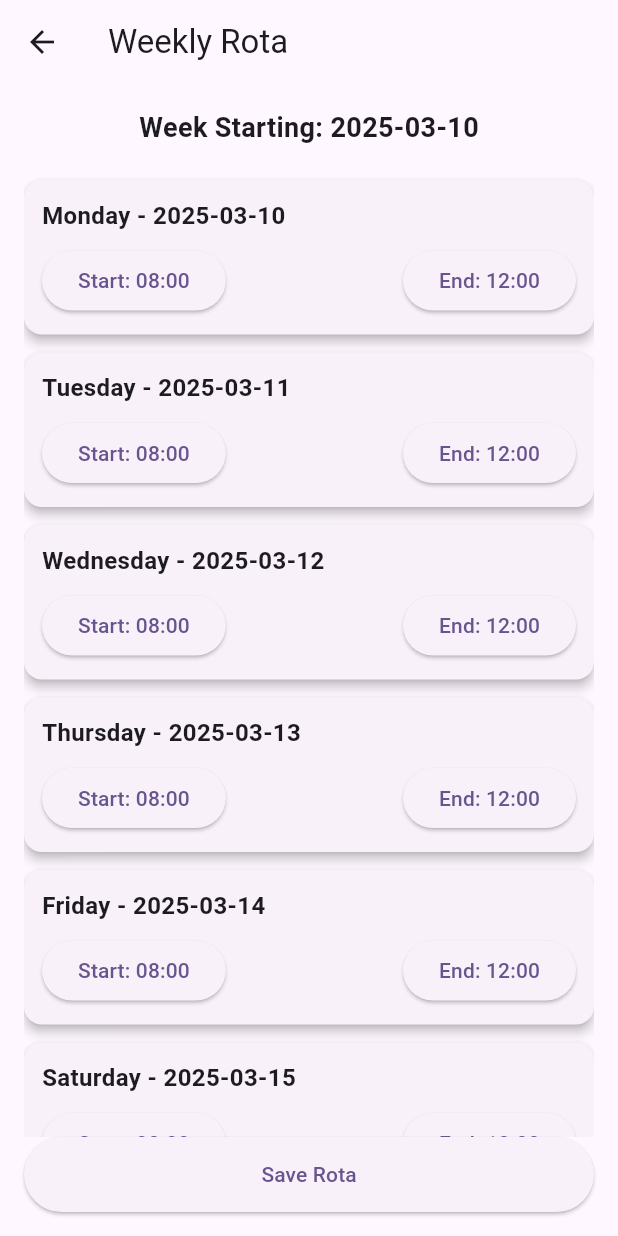
After one commit to jayrnasit200/pfm, a Flutter app: the rotaScreen screen opened directly, on a phone screen of 412 x 824 dp. The commit adds this screen. Run offline on Flutter 3.47's test engine with Material 3 defaults, Android fonts, the phone set to English and light mode, and no system bars; our stand-ins replace curved_navigation_bar, flutter_slidable, shared_preferences, table_calendar; accounts and stored records are empty; network calls fail.

Commit message:
13 mar 25

```diff
--- a/lib/screen/profile.dart
+++ b/lib/screen/profile.dart
@@ -1,5 +1,6 @@
 import 'package:flutter/material.dart';
 import 'package:pfm/NavigationBar.dart';
+import 'package:pfm/screen/rota.dart';
 import 'package:shared_preferences/shared_preferences.dart';
 
 class Profile extends StatefulWidget {
@@ -75,6 +76,10 @@ class _ProfileState extends State<Profile> {
             const SizedBox(height: 20),
             _buildProfileOption("Set Goals", Icons.flag, () {
               // Implement goal setting functionality
+              Navigator.push(
+                context,
+                MaterialPageRoute(builder: (context) => rotaScreen()),
+              );
             }),
             _buildProfileOption("Add Job", Icons.work, () {
               // Implement add job functionality
--- /dev/null
+++ b/lib/screen/rota.dart
@@ -0,0 +1,160 @@
+import 'package:flutter/material.dart';
+import 'package:http/http.dart' as http;
+import 'dart:convert';
+
+class rotaScreen extends StatefulWidget {
+  @override
+  _rotaScreenState createState() => _rotaScreenState();
+}
+
+class _rotaScreenState extends State<rotaScreen> {
+  late DateTime selectedWeekStart;
+  final List<String> dayNames = [
+    'Monday',
+    'Tuesday',
+    'Wednesday',
+    'Thursday',
+    'Friday',
+    'Saturday',
+    'Sunday'
+  ];
+  late Map<String, TimeOfDay> shiftStartTimes;
+  late Map<String, TimeOfDay> shiftEndTimes;
+
+  @override
+  void initState() {
+    super.initState();
+    DateTime now = DateTime.now();
+    selectedWeekStart = now.subtract(Duration(days: now.weekday - 1));
+    initializeWeekData();
+  }
+
+  void initializeWeekData() {
+    shiftStartTimes = {
+      for (var day in dayNames) day: TimeOfDay(hour: 8, minute: 0),
+    };
+    shiftEndTimes = {
+      for (var day in dayNames) day: TimeOfDay(hour: 12, minute: 0),
+    };
+  }
+
+  Future<void> _selectTime(
+      BuildContext context, String day, bool isStartTime) async {
+    final TimeOfDay? pickedTime = await showTimePicker(
+      context: context,
+      initialTime: isStartTime ? shiftStartTimes[day]! : shiftEndTimes[day]!,
+    );
+    if (pickedTime != null) {
+      setState(() {
+        if (isStartTime) {
+          shiftStartTimes[day] = pickedTime;
+        } else {
+          shiftEndTimes[day] = pickedTime;
+        }
+      });
+    }
+  }
+
+  String _formatTimeOfDay(TimeOfDay time) {
+    return "${time.hour.toString().padLeft(2, '0')}:${time.minute.toString().padLeft(2, '0')}";
+  }
+
+  Future<void> _saveRota() async {
+    List<Map<String, dynamic>> rotaData = dayNames.map((day) {
+      return {
+        "date": selectedWeekStart
+            .add(Duration(days: dayNames.indexOf(day)))
+            .toIso8601String()
+            .split('T')[0],
+        "start_time": _formatTimeOfDay(shiftStartTimes[day]!),
+        "end_time": _formatTimeOfDay(shiftEndTimes[day]!),
+      };
+    }).toList();
+
+    try {
+      print(rotaData);
+      var response = await http.post(
+        Uri.parse("http://1.1.1.1/newrota"),
+        headers: {"Content-Type": "application/json"},
+        body: jsonEncode({"rota": rotaData}),
+      );
+      if (response.statusCode == 200) {
+        ScaffoldMessenger.of(context)
+            .showSnackBar(SnackBar(content: Text("Rota saved successfully!")));
+      } else {
+        ScaffoldMessenger.of(context)
+            .showSnackBar(SnackBar(content: Text("Failed to save rota")));
+      }
+    } catch (e) {
+      ScaffoldMessenger.of(context)
+          .showSnackBar(SnackBar(content: Text("Error: $e")));
+    }
+  }
+
+  @override
+  Widget build(BuildContext context) {
+    return Scaffold(
+      appBar: AppBar(title: Text("Weekly Rota")),
+      body: Padding(
+        padding: const EdgeInsets.all(16.0),
+        child: Column(
+          children: [
+            Text(
+                "Week Starting: ${selectedWeekStart.toLocal().toString().split(' ')[0]}",
+                style: TextStyle(fontSize: 18, fontWeight: FontWeight.bold)),
+            SizedBox(height: 16),
+            Expanded(
+              child: ListView.builder(
+                itemCount: dayNames.length,
+                itemBuilder: (context, index) {
+                  String day = dayNames[index];
+                  DateTime date = selectedWeekStart.add(Duration(days: index));
+                  return Card(
+                    elevation: 3,
+                    margin: const EdgeInsets.symmetric(vertical: 6),
+                    child: Padding(
+                      padding: const EdgeInsets.all(12.0),
+                      child: Column(
+                        crossAxisAlignment: CrossAxisAlignment.start,
+                        children: [
+                          Text(
+                              "$day - ${date.toLocal().toString().split(' ')[0]}",
+                              style: TextStyle(
+                                  fontSize: 16, fontWeight: FontWeight.bold)),
+                          SizedBox(height: 8),
+                          Row(
+                            mainAxisAlignment: MainAxisAlignment.spaceBetween,
+                            children: [
+                              ElevatedButton(
+                                onPressed: () =>
+                                    _selectTime(context, day, true),
+                                child: Text(
+                                    "Start: ${_formatTimeOfDay(shiftStartTimes[day]!)}"),
+                              ),
+                              ElevatedButton(
+                                onPressed: () =>
+                                    _selectTime(context, day, false),
+                                child: Text(
+                                    "End: ${_formatTimeOfDay(shiftEndTimes[day]!)}"),
+                              ),
+                            ],
+                          ),
+                        ],
+                      ),
+                    ),
+                  );
+                },
+              ),
+            ),
+            ElevatedButton(
+              onPressed: _saveRota,
+              child: Text("Save Rota"),
+              style: ElevatedButton.styleFrom(
+                  minimumSize: Size(double.infinity, 50)),
+            ),
+          ],
+        ),
+      ),
+    );
+  }
+}
```
Also changed, not shown: 14 other files.
